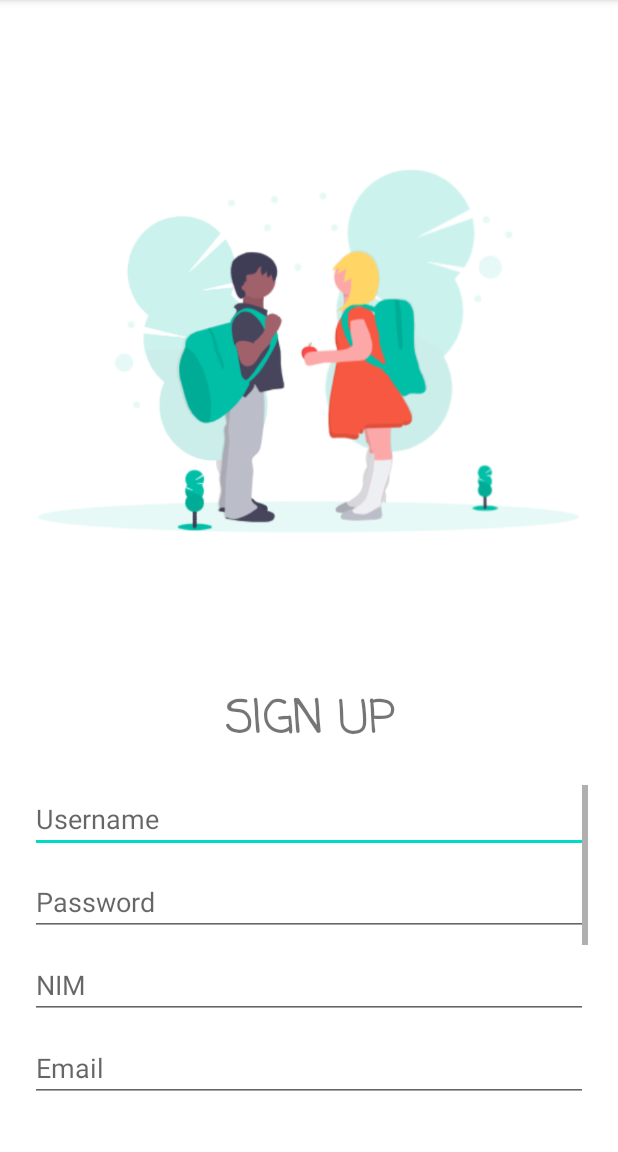
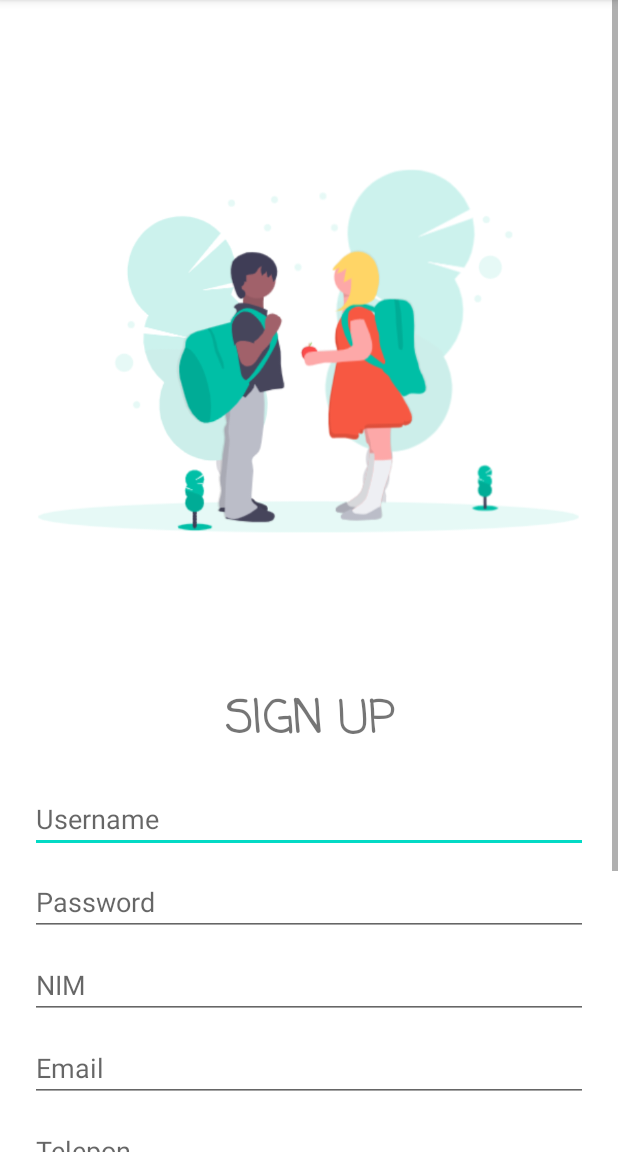
Before and after one commit to irvanmuhandis/TubesPBP, an Android app: the Regis screen opened directly, with no data from a screen before it, on a phone screen of 412 x 824 dp, the part 84-1236 px from its top. Run offline under Robolectric (Android 15) with nearby library versions, the phone set to English and light mode, and no system bars; our stand-ins replace Volley; network calls fail.

Commit message:
udah di hsoting

```diff
--- a/app/src/main/java/com/example/perpustakaan/ItemAdapter.kt
+++ b/app/src/main/java/com/example/perpustakaan/ItemAdapter.kt
@@ -28,7 +28,7 @@ class ItemAdapter(var context : Context, var list:ArrayList<item>) :
         fun bind(n:String,s:Int,g:String){
             itemView.nama_buku.text = "Judul = "+n
             itemView.stok_buku.text = "Stok Tersedia = "+s.toString()
-            var web :String = "http://192.168.56.1/mini_projek/miniproject2/images/"
+            var web :String = "https://perpustakaan.freehost.id/images/"
             web = web.replace(" ","%20")
             Picasso
                 .get()
--- a/app/src/main/java/com/example/perpustakaan/Login.kt
+++ b/app/src/main/java/com/example/perpustakaan/Login.kt
@@ -26,7 +26,7 @@ class Login : AppCompatActivity() {
         val name: EditText =findViewById(R.id.username)
         val login: Button = findViewById(R.id.login)
         login.setOnClickListener {
-            var url = "http://192.168.56.1/mini_projek/miniproject2/web_servis/login_mobile.php?nama="+name.text.toString()+"&pwd="+pwd.text.toString()
+            var url = "https://perpustakaan.freehost.id/web_servis/login_mobile.php?nama="+name.text.toString()+"&pwd="+pwd.text.toString()
             var rq : RequestQueue = Volley.newRequestQueue(this)
             var sr =  StringRequest(Request.Method.GET,url, Response.Listener { response ->
                 if(response.equals("0")){
--- a/app/src/main/java/com/example/perpustakaan/MainActivity.kt
+++ b/app/src/main/java/com/example/perpustakaan/MainActivity.kt
@@ -18,8 +18,9 @@ class MainActivity : AppCompatActivity() {
         super.onCreate(savedInstanceState)
         setContentView(R.layout.activity_main)
 
+        username.text = "Nama Anggota : "+UserInfo.nama
         var list = ArrayList<item>()
-        var url :String = "http://192.168.56.1/mini_projek/miniproject2/web_servis/get_buku.php"
+        var url :String = "https://perpustakaan.freehost.id/web_servis/get_buku.php"
         var rq: RequestQueue = Volley.newRequestQueue(this)
         var jar = JsonArrayRequest(Request.Method.GET,url,null, Response.Listener { response ->
             for (x in 0 until response.length()-1){
--- a/app/src/main/java/com/example/perpustakaan/Regis.kt
+++ b/app/src/main/java/com/example/perpustakaan/Regis.kt
@@ -24,7 +24,7 @@ class Regis : AppCompatActivity() {
         val nim : EditText = findViewById(R.id.nim_su)
         val sign: Button =findViewById(R.id.daftar)
         sign.setOnClickListener {
-                var url = "http://192.168.56.1/mini_projek/miniproject2/web_servis/daftar.php?nama="+name.text.toString()+"&email="+email.text.toString()+"&pwd="+pwd.text.toString()+"&hp="+hp.text.toString()+"&almt="+almt.text.toString()+"&kota="+kota.text.toString()+"&nim="+nim.text
+                var url = "https://perpustakaan.freehost.id/web_servis/daftar.php?nama="+name.text.toString()+"&email="+email.text.toString()+"&pwd="+pwd.text.toString()+"&hp="+hp.text.toString()+"&almt="+almt.text.toString()+"&kota="+kota.text.toString()+"&nim="+nim.text
                 System.out.println(url)
                 var rq : RequestQueue = Volley.newRequestQueue(this)
                 var sr =  StringRequest(Request.Method.GET,url, Response.Listener { response ->
--- a/app/src/main/res/layout/activity_regis.xml
+++ b/app/src/main/res/layout/activity_regis.xml
@@ -1,14 +1,18 @@
 <?xml version="1.0" encoding="utf-8"?>
-<LinearLayout xmlns:android="http://schemas.android.com/apk/res/android"
+<ScrollView
+    android:layout_width="match_parent"
+    android:layout_height="wrap_content"
+    xmlns:android="http://schemas.android.com/apk/res/android"
     xmlns:app="http://schemas.android.com/apk/res-auto"
     xmlns:tools="http://schemas.android.com/tools"
+    tools:context=".Login">
+<LinearLayout
     android:layout_width="match_parent"
     android:layout_height="match_parent"
     android:layout_marginTop="20dp"
     android:gravity="center"
     android:orientation="vertical"
-    android:padding="20dp"
-    tools:context=".Login">
+    android:padding="20dp">
 
     <ImageView
         android:layout_width="wrap_content"
@@ -26,9 +30,7 @@
         android:textAlignment="center"
         android:textSize="30sp"
         android:textStyle="bold" />
-<ScrollView
-    android:layout_width="match_parent"
-    android:layout_height="wrap_content">
+
     <LinearLayout
         android:layout_width="match_parent"
         android:layout_height="wrap_content"
@@ -86,7 +88,5 @@
             android:textStyle="bold" />
     </LinearLayout>
 
+</LinearLayout>
 </ScrollView>
-
-
-</LinearLayout>
```
Also changed, not shown: app/src/main/res/layout/activity_login2.xml (+8 -1 lines), app/src/main/res/layout/activity_main.xml (+11 -0 lines), 1 other file.
